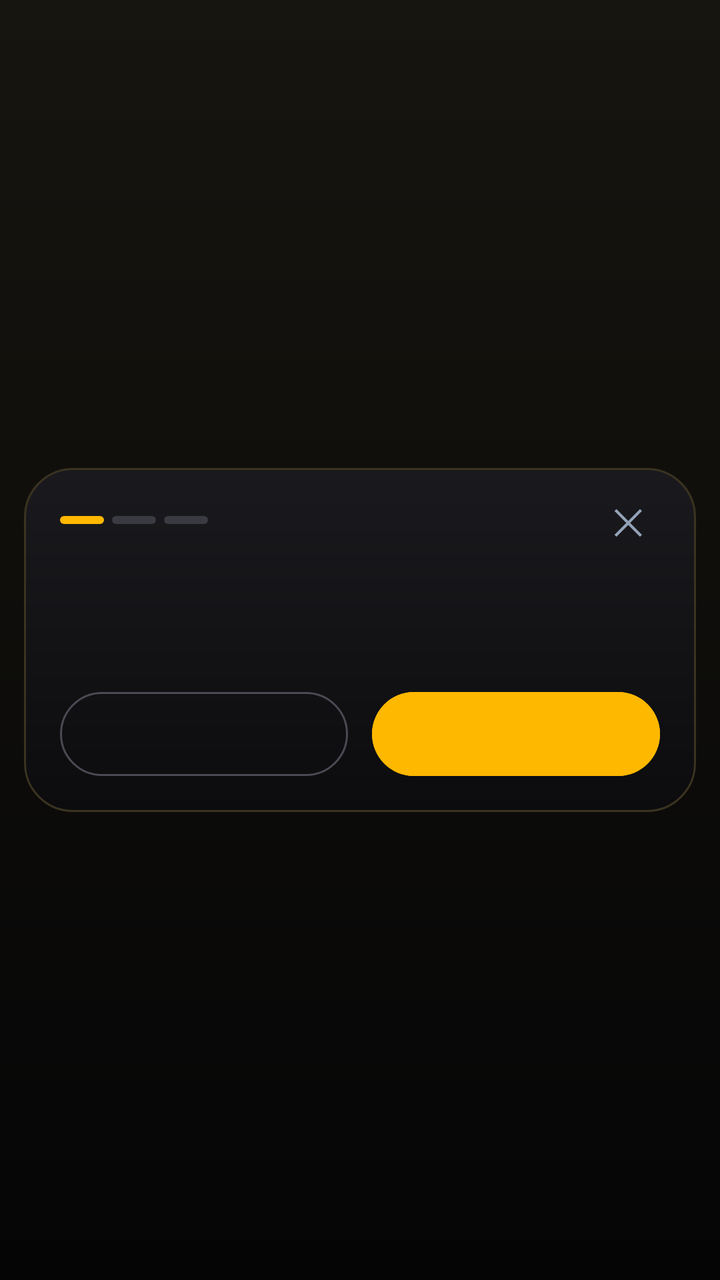
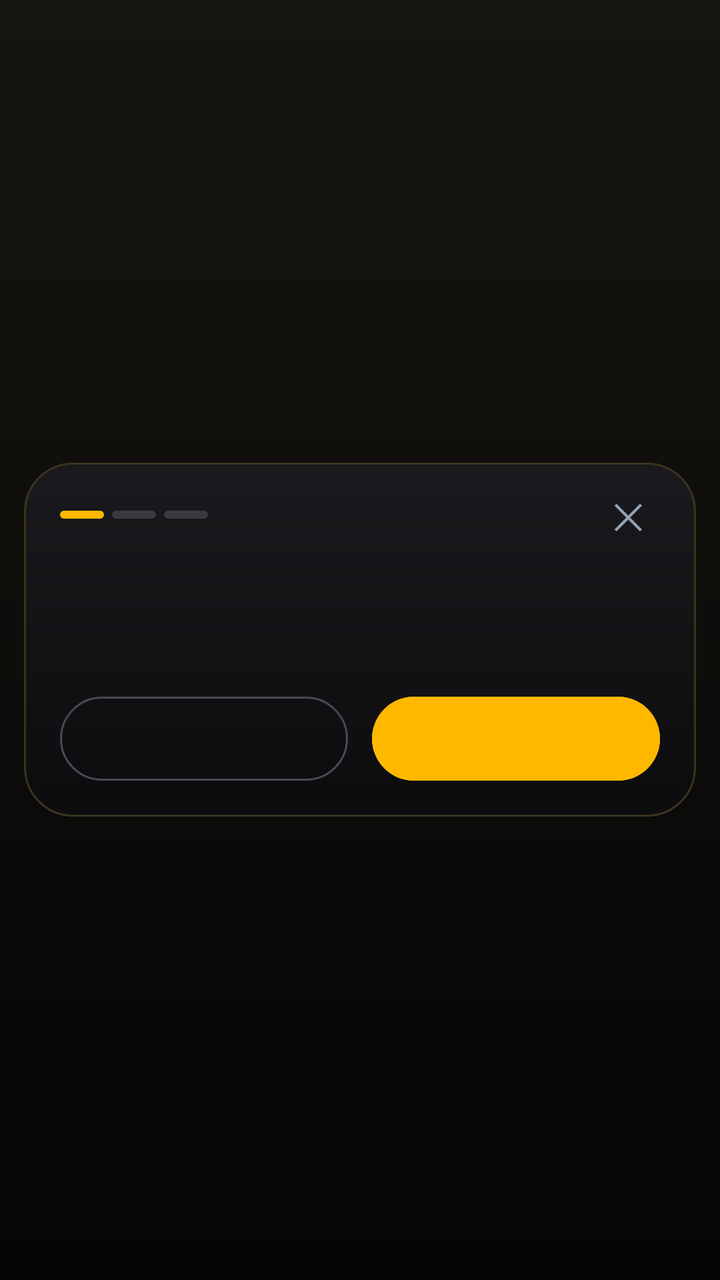

The first picture is an Android layout as it rendered before a commit; the second is the same layout after the commit. The layout source and the unified diff follow.
<!-- AndroidManifest.xml: another module's application theme Theme.SSP -->
<!-- res/layout/dialog_vip_purchase.xml -->
<?xml version="1.0" encoding="utf-8"?>
<FrameLayout xmlns:android="http://schemas.android.com/apk/res/android"
    android:layout_width="match_parent"
    android:layout_height="match_parent"
    android:background="@drawable/bg_vip_page">

    <LinearLayout
        android:layout_width="match_parent"
        android:layout_height="wrap_content"
        android:layout_gravity="center"
        android:layout_margin="12dp"
        android:background="@drawable/bg_vip_panel"
        android:gravity="center_horizontal"
        android:orientation="vertical"
        android:paddingStart="18dp"
        android:paddingTop="12dp"
        android:paddingEnd="18dp"
        android:paddingBottom="14dp">

        
        <LinearLayout
            android:layout_width="match_parent"
            android:layout_height="28dp"
            android:gravity="center_vertical"
            android:orientation="horizontal">

            <View android:id="@+id/vp_step1" android:layout_width="22dp" android:layout_height="4dp" android:background="@drawable/bg_vip_step_on" />
            <View android:id="@+id/vp_step2" android:layout_width="22dp" android:layout_height="4dp" android:layout_marginStart="4dp" android:background="@drawable/bg_vip_step_off" />
            <View android:id="@+id/vp_step3" android:layout_width="22dp" android:layout_height="4dp" android:layout_marginStart="4dp" android:background="@drawable/bg_vip_step_off" />

            <TextView
                android:id="@+id/tv_vp_step"
                android:layout_width="0dp"
                android:layout_height="wrap_content"
                android:layout_marginStart="10dp"
                android:layout_weight="1"
                android:letterSpacing="0.15"
                android:textColor="@color/text_muted"
                android:textSize="10sp"
                android:textStyle="bold" />

            <TextView
                android:id="@+id/btn_vp_cancel"
                android:layout_width="32dp"
                android:layout_height="32dp"
                android:background="?android:attr/selectableItemBackgroundBorderless"
                android:clickable="true"
                android:contentDescription="@string/vip_cancel"
                android:focusable="true"
                android:gravity="center"
                android:text="✕"
                android:textColor="@color/text_muted"
                android:textSize="18sp" />
        </LinearLayout>

        <TextView
            android:id="@+id/tv_vp_title"
            android:layout_width="match_parent"
            android:layout_height="wrap_content"
            android:layout_marginTop="6dp"
            android:gravity="center"
            android:textColor="@color/text_light"
            android:textSize="21sp"
            android:textStyle="bold" />

        <TextView
            android:id="@+id/tv_vp_message"
            android:layout_width="match_parent"
            android:layout_height="wrap_content"
            android:layout_marginTop="4dp"
            android:gravity="center"
            android:lineSpacingExtra="2dp"
            android:textColor="@color/text_muted"
            android:textSize="13sp" />

        
        <LinearLayout
            android:id="@+id/layout_vp_options"
            android:layout_width="match_parent"
            android:layout_height="wrap_content"
            android:layout_marginTop="14dp"
            android:orientation="horizontal"
            android:visibility="gone">

            <LinearLayout
                android:id="@+id/opt_vp_new"
                style="@style/VipOption"
                android:layout_marginEnd="6dp">
                <ImageView android:layout_width="40dp" android:layout_height="40dp" android:contentDescription="@null" android:src="@drawable/ic_vip_new_card" />
                <TextView style="@style/VipOptionTitle" android:text="@string/vip_opt_new_title" />
                <TextView style="@style/VipOptionSub" android:text="@string/vip_opt_new_sub" />
            </LinearLayout>

            <LinearLayout
                android:id="@+id/opt_vp_topup"
                style="@style/VipOption"
                android:layout_marginStart="6dp">
                <ImageView android:layout_width="40dp" android:layout_height="40dp" android:contentDescription="@null" android:src="@drawable/ic_vip_topup" />
                <TextView style="@style/VipOptionTitle" android:text="@string/vip_opt_topup_title" />
                <TextView style="@style/VipOptionSub" android:text="@string/vip_opt_topup_sub" />
            </LinearLayout>
        </LinearLayout>

        
        <EditText
            android:id="@+id/et_vp_input"
            android:layout_width="match_parent"
            android:layout_height="48dp"
            android:layout_marginTop="10dp"
            android:background="@drawable/bg_vip_field"
            android:gravity="center"
            android:importantForAutofill="no"
            android:letterSpacing="0.1"
            android:textColor="@color/text_light"
            android:textColorHint="#5A5A64"
            android:textSize="22sp"
            android:textStyle="bold"
            android:visibility="gone" />

        
        <LinearLayout
            android:id="@+id/layout_vp_keypad"
            android:layout_width="match_parent"
            android:layout_height="wrap_content"
            android:layout_marginTop="6dp"
            android:orientation="vertical"
            android:visibility="gone">
            <LinearLayout android:layout_width="match_parent" android:layout_height="wrap_content">
                <TextView style="@style/VipKey" android:text="1" />
                <TextView style="@style/VipKey" android:text="2" />
                <TextView style="@style/VipKey" android:text="3" />
            </LinearLayout>
            <LinearLayout android:layout_width="match_parent" android:layout_height="wrap_content">
                <TextView style="@style/VipKey" android:text="4" />
                <TextView style="@style/VipKey" android:text="5" />
                <TextView style="@style/VipKey" android:text="6" />
            </LinearLayout>
            <LinearLayout android:layout_width="match_parent" android:layout_height="wrap_content">
                <TextView style="@style/VipKey" android:text="7" />
                <TextView style="@style/VipKey" android:text="8" />
                <TextView style="@style/VipKey" android:text="9" />
            </LinearLayout>
            <LinearLayout android:layout_width="match_parent" android:layout_height="wrap_content">
                <TextView style="@style/VipKey" android:text="" android:clickable="false" android:background="@null" />
                <TextView style="@style/VipKey" android:text="0" />
                <TextView style="@style/VipKey" android:tag="del" android:text="⌫" />
            </LinearLayout>
        </LinearLayout>

        
        <LinearLayout
            android:id="@+id/layout_vp_pay"
            android:layout_width="match_parent"
            android:layout_height="wrap_content"
            android:gravity="center_horizontal"
            android:orientation="vertical"
            android:visibility="gone">

            <TextView
                android:id="@+id/tv_vp_amount"
                android:layout_width="wrap_content"
                android:layout_height="wrap_content"
                android:layout_marginTop="4dp"
                android:textColor="@color/gold_accent"
                android:textSize="48sp"
                android:textStyle="bold" />

            <FrameLayout
                android:layout_width="120dp"
                android:layout_height="120dp"
                android:layout_marginTop="4dp">
                <View android:id="@+id/vp_ripple1" android:layout_width="match_parent" android:layout_height="match_parent" android:background="@drawable/bg_vip_ripple" />
                <View android:id="@+id/vp_ripple2" android:layout_width="match_parent" android:layout_height="match_parent" android:background="@drawable/bg_vip_ripple" />
                <ImageView
                    android:layout_width="56dp"
                    android:layout_height="56dp"
                    android:layout_gravity="center"
                    android:contentDescription="@null"
                    android:src="@drawable/ic_vip_contactless" />
            </FrameLayout>

            <TextView
                android:layout_width="wrap_content"
                android:layout_height="wrap_content"
                android:layout_marginTop="6dp"
                android:drawableStart="@drawable/ic_vip_lock"
                android:drawablePadding="4dp"
                android:gravity="center_vertical"
                android:text="@string/vip_secure"
                android:textColor="@color/text_muted"
                android:textSize="11sp" />
        </LinearLayout>

        <ProgressBar
            android:id="@+id/pb_vp"
            android:layout_width="56dp"
            android:layout_height="56dp"
            android:layout_marginTop="16dp"
            android:indeterminateTint="@color/gold_accent"
            android:visibility="gone" />

        <ImageView
            android:id="@+id/img_vp_icon"
            android:layout_width="76dp"
            android:layout_height="76dp"
            android:layout_marginTop="12dp"
            android:contentDescription="@null"
            android:visibility="gone" />

        
        <com.goldsky.ssp.ui.VipCardView
            android:id="@+id/vp_pass"
            android:layout_width="290dp"
            android:layout_height="wrap_content"
            android:layout_marginTop="8dp"
            android:elevation="10dp"
            android:visibility="gone" />

        
        <LinearLayout
            android:layout_width="match_parent"
            android:layout_height="wrap_content"
            android:layout_marginTop="12dp"
            android:orientation="horizontal">

            <Button
                android:id="@+id/btn_vp_secondary"
                style="@style/Widget.Material3.Button.OutlinedButton"
                android:layout_width="0dp"
                android:layout_height="50dp"
                android:layout_marginEnd="6dp"
                android:layout_weight="1"
                android:textColor="@color/text_light"
                android:textSize="14sp"
                android:textStyle="bold"
                app:strokeColor="#4A4A54"
                xmlns:app="http://schemas.android.com/apk/res-auto" />

            <Button
                android:id="@+id/btn_vp_primary"
                android:layout_width="0dp"
                android:layout_height="50dp"
                android:layout_marginStart="6dp"
                android:layout_weight="1"
                android:backgroundTint="@color/gold_accent"
                android:textColor="@color/text_dark"
                android:textSize="14sp"
                android:textStyle="bold" />
        </LinearLayout>
    </LinearLayout>
</FrameLayout>
<!-- resources referenced by this layout -->
<resources>
  <color name="gold_accent">#FFB800</color>
  <color name="text_dark">#0F172A</color>
  <color name="text_light">#FFFFFF</color>
  <color name="text_muted">#94A3B8</color>
  <!-- drawable bg_vip_field (drawable) -->
  <?xml version="1.0" encoding="utf-8"?>
  <shape xmlns:android="http://schemas.android.com/apk/res/android">
      <solid android:color="#16161A" />
      <corners android:radius="14dp" />
      <stroke android:width="1dp" android:color="#4A3F22" />
  </shape>
  <!-- drawable bg_vip_page (drawable) -->
  <?xml version="1.0" encoding="utf-8"?>
  <shape xmlns:android="http://schemas.android.com/apk/res/android">
      <gradient
          android:angle="270"
          android:endColor="#050506"
          android:startColor="#17150F"
          android:type="linear" />
  </shape>
  <!-- drawable bg_vip_panel (drawable) -->
  <?xml version="1.0" encoding="utf-8"?>
  <shape xmlns:android="http://schemas.android.com/apk/res/android">
      <gradient android:angle="270" android:endColor="#0C0C0E" android:startColor="#1A1A1E" />
      <corners android:radius="24dp" />
      <stroke android:width="1dp" android:color="#3A3320" />
  </shape>
  <!-- drawable bg_vip_ripple (drawable) -->
  <?xml version="1.0" encoding="utf-8"?>
  <shape xmlns:android="http://schemas.android.com/apk/res/android" android:shape="oval">
      <stroke android:width="2dp" android:color="#FFB800" />
  </shape>
  <!-- drawable bg_vip_step_off (drawable) -->
  <?xml version="1.0" encoding="utf-8"?>
  <shape xmlns:android="http://schemas.android.com/apk/res/android">
      <solid android:color="#3A3A42" />
      <corners android:radius="3dp" />
  </shape>
  <!-- drawable bg_vip_step_on (drawable) -->
  <?xml version="1.0" encoding="utf-8"?>
  <shape xmlns:android="http://schemas.android.com/apk/res/android">
      <solid android:color="#FFB800" />
      <corners android:radius="3dp" />
  </shape>
  <string name="vip_cancel">Cancel</string>
  <string name="vip_opt_new_sub">Get a digital card\nwith your own code</string>
  <string name="vip_opt_new_title">New card</string>
  <string name="vip_opt_topup_sub">Add to the card\nyou already have</string>
  <string name="vip_opt_topup_title">Top up</string>
  <string name="vip_secure">Secure card payment</string>
  <style name="VipOptionSub">
          <item name="android:layout_width">wrap_content</item>
          <item name="android:layout_height">wrap_content</item>
          <item name="android:layout_marginTop">2dp</item>
          <item name="android:gravity">center</item>
          <item name="android:textColor">@color/text_muted</item>
          <item name="android:textSize">11sp</item>
      </style>
  <style name="VipOptionTitle">
          <item name="android:layout_width">wrap_content</item>
          <item name="android:layout_height">wrap_content</item>
          <item name="android:layout_marginTop">8dp</item>
          <item name="android:textColor">@color/text_light</item>
          <item name="android:textSize">15sp</item>
          <item name="android:textStyle">bold</item>
      </style>
  <!-- drawable bg_vip_key (drawable) -->
  <?xml version="1.0" encoding="utf-8"?>
  <selector xmlns:android="http://schemas.android.com/apk/res/android">
      <item android:state_pressed="true">
          <shape>
              <solid android:color="#3A3320" />
              <corners android:radius="12dp" />
          </shape>
      </item>
      <item>
          <shape>
              <solid android:color="#1C1C20" />
              <corners android:radius="12dp" />
          </shape>
      </item>
  </selector>
  <color name="royal_blue">#00D1FF</color>
  <color name="coral_red">#FF5252</color>
  <color name="bg_card">#121212</color>
  <color name="bg_card_selected">#1A1A1A</color>
  <color name="border_light">#334155</color>
  <color name="bg_dark">#000000</color>
  <!-- unchanged entries left out for length: 8 -->
</resources>

<!-- the commit's change to res/layout/dialog_vip_purchase.xml (unified diff, before → after) -->
@@ -36,7 +36,7 @@
                 android:layout_weight="1"
                 android:letterSpacing="0.15"
                 android:textColor="@color/text_muted"
-                android:textSize="10sp"
+                android:textSize="14sp"
                 android:textStyle="bold" />
 
             <TextView
@@ -71,7 +71,7 @@
             android:gravity="center"
             android:lineSpacingExtra="2dp"
             android:textColor="@color/text_muted"
-            android:textSize="13sp" />
+            android:textSize="17sp" />
 
         
         <LinearLayout
@@ -187,6 +187,7 @@
                 android:drawablePadding="4dp"
                 android:gravity="center_vertical"
                 android:text="@string/vip_secure"
+                android:visibility="gone"
                 android:textColor="@color/text_muted"
                 android:textSize="11sp" />
         </LinearLayout>
@@ -231,7 +232,7 @@
                 android:layout_marginEnd="6dp"
                 android:layout_weight="1"
                 android:textColor="@color/text_light"
-                android:textSize="14sp"
+                android:textSize="18sp"
                 android:textStyle="bold"
                 app:strokeColor="#4A4A54"
                 xmlns:app="http://schemas.android.com/apk/res-auto" />
@@ -244,7 +245,7 @@
                 android:layout_weight="1"
                 android:backgroundTint="@color/gold_accent"
                 android:textColor="@color/text_dark"
-                android:textSize="14sp"
+                android:textSize="18sp"
                 android:textStyle="bold" />
         </LinearLayout>
     </LinearLayout>
